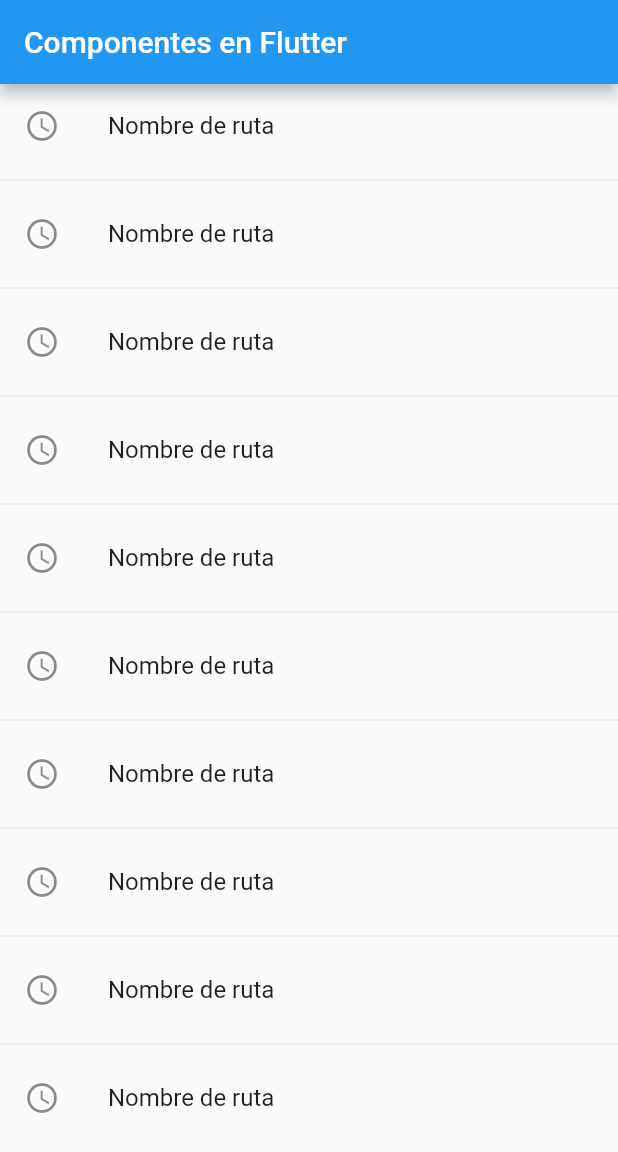
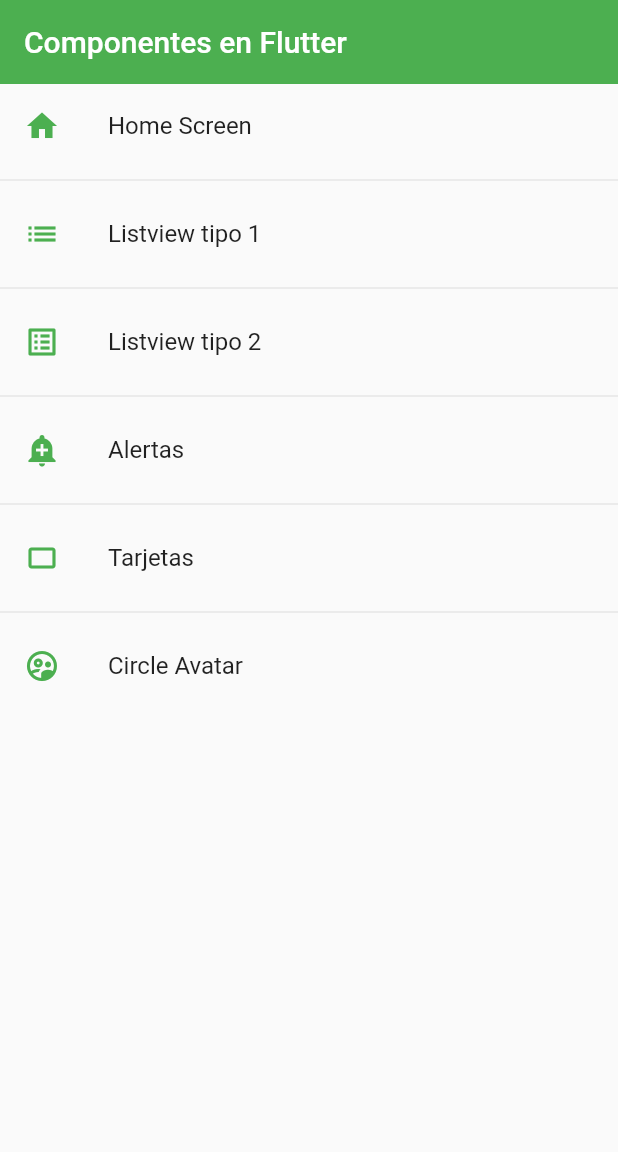
Before and after one commit to shadowblaze36/fl_components, a Flutter app: the screen it shows after launch, on a phone screen of 412 x 824 dp. Shown: the top 1152 px of the screen. Run offline on Flutter 3.47's test engine with Material 2 defaults, Android fonts, the phone set to English and light mode, and no system bars.

Commit message:
Advancements on Practice

```diff
--- a/lib/main.dart
+++ b/lib/main.dart
@@ -1,5 +1,6 @@
+import 'package:fl_components/router/app_routes.dart';
+import 'package:fl_components/theme/app_theme.dart';
 import 'package:flutter/material.dart';
-
 import 'screens/screens.dart';
 
 void main() => runApp(const MyApp());
@@ -10,17 +11,12 @@ class MyApp extends StatelessWidget {
   @override
   Widget build(BuildContext context) {
     return MaterialApp(
-      debugShowCheckedModeBanner: false,
-      title: 'Material App',
-      home: const ListView2Screen(),
-      initialRoute: 'home',
-      routes: {
-        'home': (BuildContext context) => const HomeScreen(),
-        'listview1': (BuildContext context) => const ListView1Screen(),
-        'listview2': (BuildContext context) => const ListView2Screen(),
-        'alert': (BuildContext context) => const AlertScreen(),
-        'card': (BuildContext context) => const CardScreen(),
-      },
-    );
+        debugShowCheckedModeBanner: false,
+        title: 'Material App',
+        home: const ListView2Screen(),
+        initialRoute: AppRoutes.initialRoute,
+        routes: AppRoutes.getAppRoutes(),
+        onGenerateRoute: AppRoutes.onGenerateRoute,
+        theme: AppTheme.lightTheme);
   }
 }
--- /dev/null
+++ b/lib/models/menu.option.dart
@@ -0,0 +1,15 @@
+import 'package:flutter/material.dart' show IconData, Widget;
+
+class MenuOption {
+  final String route;
+  final IconData icon;
+  final String name;
+  final Widget screen;
+
+  MenuOption({
+    required this.route,
+    required this.icon,
+    required this.name,
+    required this.screen,
+  });
+}
--- /dev/null
+++ b/lib/models/models.dart
@@ -0,0 +1 @@
+export 'package:fl_components/models/menu.option.dart';
--- /dev/null
+++ b/lib/router/app_routes.dart
@@ -0,0 +1,62 @@
+import 'package:fl_components/models/models.dart';
+import 'package:flutter/material.dart';
+
+import '../screens/screens.dart';
+
+class AppRoutes {
+  static const initialRoute = 'home';
+
+  static final menuOptions = <MenuOption>[
+    MenuOption(
+        route: 'home',
+        name: 'Home Screen',
+        screen: const HomeScreen(),
+        icon: Icons.home),
+    MenuOption(
+        route: 'listview1',
+        name: 'Listview tipo 1',
+        screen: const ListView1Screen(),
+        icon: Icons.list),
+    MenuOption(
+        route: 'listview2',
+        name: 'Listview tipo 2',
+        screen: const ListView2Screen(),
+        icon: Icons.list_alt),
+    MenuOption(
+        route: 'alert',
+        name: 'Alertas',
+        screen: const AlertScreen(),
+        icon: Icons.add_alert),
+    MenuOption(
+        route: 'card',
+        name: 'Tarjetas',
+        screen: const CardScreen(),
+        icon: Icons.crop_landscape),
+    MenuOption(
+        route: 'avatar',
+        name: 'Circle Avatar',
+        screen: const AvatarScreen(),
+        icon: Icons.supervised_user_circle_outlined),
+  ];
+
+  static Map<String, Widget Function(BuildContext)> getAppRoutes() {
+    Map<String, Widget Function(BuildContext)> appRoutes = {};
+
+    for (final option in menuOptions) {
+      appRoutes.addAll({option.route: (BuildContext context) => option.screen});
+    }
+
+    return appRoutes;
+  }
+
+  // static Map<String, Widget Function(BuildContext)> routes = {
+  //   'home': (BuildContext context) => const HomeScreen(),
+  //   'listview1': (BuildContext context) => const ListView1Screen(),
+  //   'listview2': (BuildContext context) => const ListView2Screen(),
+  //   'alert': (BuildContext context) => const AlertScreen(),
+  //   'card': (BuildContext context) => const CardScreen(),
+  // };
+  static Route<dynamic> onGenerateRoute(RouteSettings settings) {
+    return MaterialPageRoute(builder: (context) => const AlertScreen());
+  }
+}
--- a/lib/screens/home_screen.dart
+++ b/lib/screens/home_screen.dart
@@ -1,4 +1,5 @@
-import 'package:fl_components/screens/screens.dart';
+import 'package:fl_components/router/app_routes.dart';
+import 'package:fl_components/theme/app_theme.dart';
 import 'package:flutter/material.dart';
 
 class HomeScreen extends StatelessWidget {
@@ -6,27 +7,26 @@ class HomeScreen extends StatelessWidget {
 
   @override
   Widget build(BuildContext context) {
+    final menuOptions = AppRoutes.menuOptions;
     return Scaffold(
       appBar: AppBar(
         title: const Text('Componentes en Flutter'),
       ),
       body: ListView.separated(
-          itemBuilder: (context, index) => ListTile(
-                title: const Text('Nombre de ruta'),
-                leading: const Icon(Icons.access_time_sharp),
+          itemBuilder: (context, i) => ListTile(
+                title: Text(menuOptions[i].name),
+                leading: Icon(menuOptions[i].icon, color: AppTheme.primary),
                 onTap: () {
                   // final route = MaterialPageRoute(
                   //   builder: (context) => const ListView1Screen(),
                   // );
                   // Navigator.push(context, route);
 
-
-
-                  Navigator.pushNamed(context, 'card')
+                  Navigator.pushNamed(context, menuOptions[i].route);
                 },
               ),
           separatorBuilder: (_, __) => const Divider(),
-          itemCount: 10),
+          itemCount: menuOptions.length),
     );
   }
 }
--- a/lib/screens/listview2_screen.dart
+++ b/lib/screens/listview2_screen.dart
@@ -18,15 +18,12 @@ class ListView2Screen extends StatelessWidget {
     return Scaffold(
       appBar: AppBar(
         title: const Text('Listview Tipo 2'),
-        elevation: 0,
-        backgroundColor: Colors.indigo,
       ),
       body: ListView.separated(
         itemBuilder: (context, i) => ListTile(
           title: Text(options[i]),
           trailing: const Icon(
             Icons.arrow_forward_ios_outlined,
-            color: Colors.indigo,
           ),
           onTap: () {
             final game = options[i];
--- a/lib/screens/screens.dart
+++ b/lib/screens/screens.dart
@@ -1,4 +1,5 @@
 export 'package:fl_components/screens/alert_screen.dart';
+export 'package:fl_components/screens/avatar_screen.dart';
 export 'package:fl_components/screens/card_screen.dart';
 export 'package:fl_components/screens/home_screen.dart';
 export 'package:fl_components/screens/listview1_screen.dart';
--- /dev/null
+++ b/lib/theme/app_theme.dart
@@ -0,0 +1,30 @@
+import 'package:flutter/material.dart';
+
+class AppTheme {
+  static const Color primary = Colors.green;
+
+  static ThemeData lightTheme = ThemeData.light().copyWith(
+    //Color primario
+    primaryColor: primary,
+    //AppBar Theme
+    appBarTheme: const AppBarTheme(
+      color: primary,
+      elevation: 0,
+    ),
+    textButtonTheme: TextButtonThemeData(
+      style: TextButton.styleFrom(primary: primary),
+    ),
+    //FloatingActionButtons
+    floatingActionButtonTheme:
+        const FloatingActionButtonThemeData(backgroundColor: primary),
+
+    //ElevatedTButtons
+    elevatedButtonTheme: ElevatedButtonThemeData(
+      style: ElevatedButton.styleFrom(
+        primary: primary,
+        shape: const StadiumBorder(),
+        elevation: 0,
+      ),
+    ),
+  );
+}
--- /dev/null
+++ b/lib/widgets/widgets.dart
@@ -0,0 +1,2 @@
+export 'package:fl_components/widgets/custom_card_type_1.dart';
+export 'package:fl_components/widgets/custom_card_type_2.dart';
--- a/pubspec.yaml
+++ b/pubspec.yaml
@@ -58,8 +58,8 @@ flutter:
   uses-material-design: true
 
   # To add assets to your application, add an assets section, like this:
-  # assets:
-  #   - images/a_dot_burr.jpeg
+  assets:
+    - assets/
   #   - images/a_dot_ham.jpeg
 
   # An image asset can refer to one or more resolution-specific "variants", see
```
Also changed, not shown: lib/screens/alert_screen.dart (+84 -2 lines), lib/screens/avatar_screen.dart (added, +30 -0 lines), lib/screens/card_screen.dart (+25 -3 lines), lib/widgets/custom_card_type_1.dart (added, +36 -0 lines), lib/widgets/custom_card_type_2.dart (added, +40 -0 lines), assets/jar-loading.gif (added).
